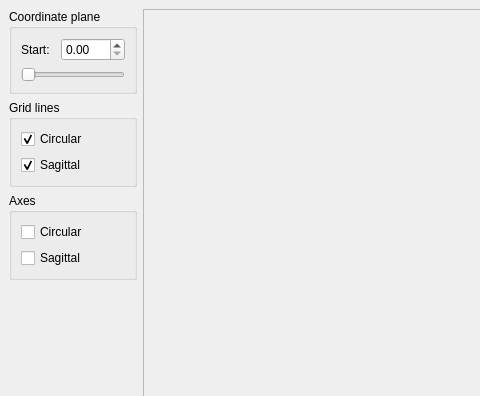
KDAB/KDChart, file examples/Polar/Advanced/mainwindow.ui: the form before one commit; both pictures show x 0 to 480 and y 0 to 396 of the 717 by 691 pixel window.
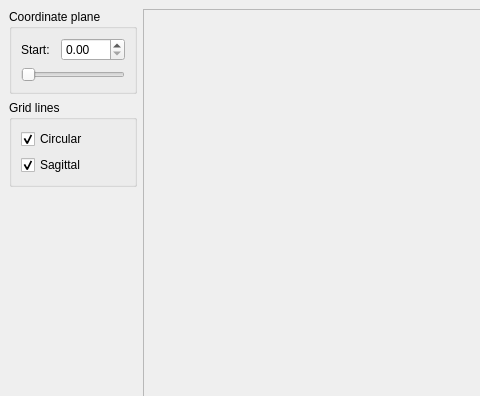
The form after the commit. Icons and pictures are not drawn.

Commit message: remove elements that are not working yet

```diff
--- a/examples/Polar/Advanced/mainwindow.ui
+++ b/examples/Polar/Advanced/mainwindow.ui
@@ -25,41 +25,6 @@
    <property name="spacing" >
     <number>6</number>
    </property>
-   <item row="2" column="0" >
-    <widget class="QGroupBox" name="explodeGB_2" >
-     <property name="title" >
-      <string>Axes</string>
-     </property>
-     <property name="checkable" >
-      <bool>false</bool>
-     </property>
-     <property name="checked" >
-      <bool>false</bool>
-     </property>
-     <layout class="QGridLayout" >
-      <property name="margin" >
-       <number>9</number>
-      </property>
-      <property name="spacing" >
-       <number>6</number>
-      </property>
-      <item row="1" column="0" >
-       <widget class="QCheckBox" name="sagittalAxisCB" >
-        <property name="text" >
-         <string>Sagittal</string>
-        </property>
-       </widget>
-      </item>
-      <item row="0" column="0" >
-       <widget class="QCheckBox" name="circularAxisCB" >
-        <property name="text" >
-         <string>Circular</string>
-        </property>
-       </widget>
-      </item>
-     </layout>
-    </widget>
-   </item>
    <item row="1" column="0" >
     <widget class="QGroupBox" name="explodeGB" >
      <property name="title" >
```
